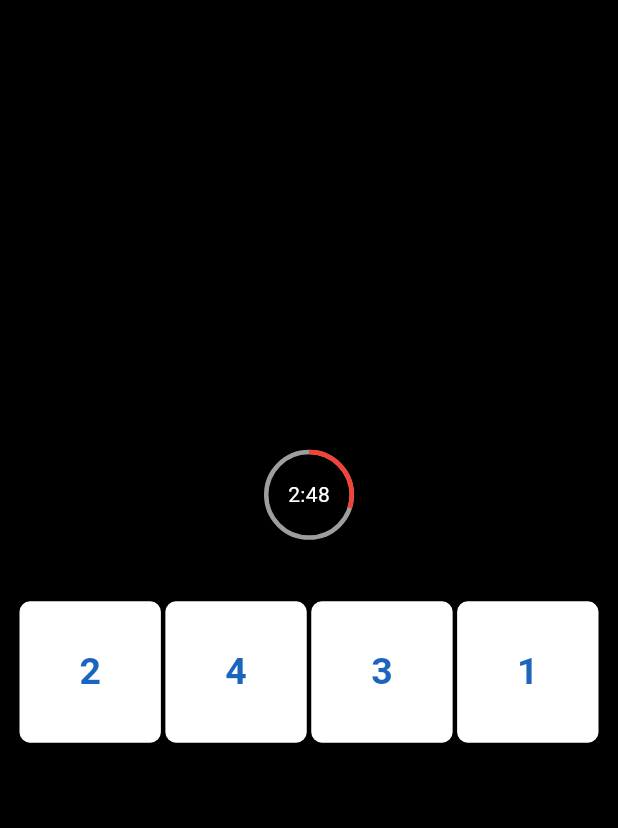
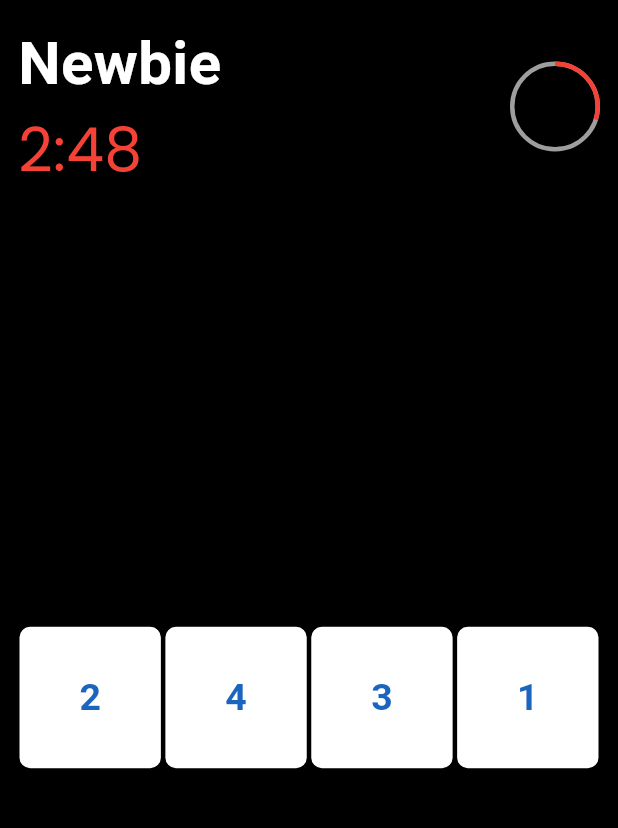
Before and after one commit to Sahil-Kundaliya/my_game, a Flutter app: the BrainTapScreen screen opened by its route, after a tap on "Start", on a phone screen of 412 x 824 dp, the part 63-891 px from its top. Run offline on Flutter 3.47's test engine with Material 3 defaults, Android fonts, the phone set to English and light mode, and no system bars; drawn by our look-alikes of percent_indicator; our stand-ins replace confetti, flutter_bloc, google_fonts.

Commit message:
Add new levels and improve Brain Tap UI/logic
Introduces new game levels and level names to Brain Tap, updates the cubit logic for level progression, and adds a TimerTextModel for enhanced timer display with color changes. Refactors the break and game over screens with new widgets and improved UI, and updates the main game widget to show level names and timer styling.

```diff
--- a/lib/features/brain_tap/cubits/brain_tap_cubit.dart
+++ b/lib/features/brain_tap/cubits/brain_tap_cubit.dart
@@ -1,8 +1,11 @@
 import 'dart:async';
 
+import 'package:flutter/material.dart';
 import 'package:flutter_bloc/flutter_bloc.dart';
+import 'package:my_game/constants/app_colors.dart';
 import 'package:my_game/features/brain_tap/cubits/brain_tap_state.dart';
 import 'package:my_game/features/brain_tap/models/number_model.dart';
+import 'package:my_game/features/brain_tap/models/timer_text_model.dart';
 import 'package:my_game/utils/global_helper.dart';
 
 class BrainTabCubit extends Cubit<BrainTabState> {
@@ -11,7 +14,17 @@ class BrainTabCubit extends Cubit<BrainTabState> {
   List<NumberModel> allNumber = [];
   List<int> selectedNumber = [];
   int selectedGameIndex = -1;
-  List<int> allGameIndex = [4, 6, 12, 16, 25];
+
+  List<int> allGameIndex = [4, 6, 12, 16, 25, 30, 40];
+  List<String> allGameLevel = [
+    "Newbie", // 4
+    "Beginner", // 6
+    "Rookie", // 12
+    "Intermediate", // 16
+    "Advanced", // 25
+    "Expert", // 30
+    "Master" // 40
+  ];
   int gridviewCrossAxisCount = 5;
   Timer? _ticker;
   Timer? _breakTicker;
@@ -52,7 +65,10 @@ class BrainTabCubit extends Cubit<BrainTabState> {
     selectedNumber.clear();
 
     var gameIndex = allGameIndex[selectedGameIndex];
-    if (gameIndex >= 25) {
+    if (gameIndex > 25) {
+      gridviewCrossAxisCount = 6;
+    }
+    if (gameIndex == 25) {
       gridviewCrossAxisCount = 5;
     } else {
       gridviewCrossAxisCount = 4;
@@ -108,9 +124,11 @@ class BrainTabCubit extends Cubit<BrainTabState> {
     }
 
     if (allNumber.length == selectedNumber.length) {
-      if (selectedGameIndex == (allNumber.length - 1)) {
+      if (selectedGameIndex == (allGameIndex.length - 1)) {
         playerWin = true;
         emit(BrainTapGameOverState());
+        _ticker?.cancel();
+        return;
       }
       _ticker?.cancel();
       _onBreakTimer();
@@ -134,10 +152,12 @@ class BrainTabCubit extends Cubit<BrainTabState> {
     emit(BrainTapInitialState());
   }
 
-  String get formattedTime {
+  TimerTextModel get formattedTime {
     int seconds = timerCount ~/ 1000;
     int millis =
         ((timerCount % 1000) / (1000 / 60)).floor(); // convert ms to 0–59 scale
-    return '$seconds:${millis.toString().padLeft(2, '0')}';
+    String time = '$seconds:${millis.toString().padLeft(2, '0')}';
+    Color timerColor = seconds <= 5 ? AppColors.redColor : AppColors.whiteColor;
+    return TimerTextModel(timerValue: time, timerColor: timerColor);
   }
 }
--- /dev/null
+++ b/lib/features/brain_tap/models/timer_text_model.dart
@@ -0,0 +1,7 @@
+import 'package:flutter/material.dart';
+
+class TimerTextModel {
+  TimerTextModel({required this.timerColor, required this.timerValue});
+  String timerValue;
+  Color timerColor;
+}
--- a/lib/features/brain_tap/screens/brain_tap_page.dart
+++ b/lib/features/brain_tap/screens/brain_tap_page.dart
@@ -1,9 +1,11 @@
+import 'package:confetti/confetti.dart';
 import 'package:flutter/material.dart';
 import 'package:flutter_bloc/flutter_bloc.dart';
 import 'package:my_game/constants/app_colors.dart';
 import 'package:my_game/constants/app_text_styles.dart';
 import 'package:my_game/features/brain_tap/cubits/brain_tap_cubit.dart';
 import 'package:my_game/features/brain_tap/cubits/brain_tap_state.dart';
+import 'package:my_game/features/brain_tap/widgets/brain_tap_game_break_widget.dart';
 import 'package:my_game/features/brain_tap/widgets/brain_tap_game_widget.dart';
 import 'package:my_game/features/brain_tap/widgets/brain_tap_game_over_widget.dart';
 import 'package:my_game/features/brain_tap/widgets/select_game_index.dart';
@@ -14,7 +16,14 @@ class BrainTapScreen extends StatelessWidget {
 
   @override
   Widget build(BuildContext context) {
-    return Scaffold(
+    return BlocProvider<BrainTabCubit>(
+      create: (context) => BrainTabCubit(),
+      child:
+          BlocBuilder<BrainTabCubit, BrainTabState>(builder: (context, state) {
+        var brainTabCubit = context.read<BrainTabCubit>();
+        return Stack(
+          children: [
+            Scaffold(
               backgroundColor: AppColors.blackColor,
               appBar: AppBar(
                 leading: const SizedBox(),
@@ -27,12 +36,7 @@ class BrainTapScreen extends StatelessWidget {
                 child: SizedBox(
                   height: MediaQuery.sizeOf(context).height,
                   width: double.infinity,
-          child: BlocProvider<BrainTabCubit>(
-              create: (context) => BrainTabCubit(),
-              child: BlocBuilder<BrainTabCubit, BrainTabState>(
-                  builder: (context, state) {
-                var brainTabCubit = context.read<BrainTabCubit>();
-
+                  child: Builder(builder: (context) {
                     if (state is BrainTapInitialState) {
                       return SelectGameIndex(
                         onStart: () {
@@ -45,39 +49,45 @@ class BrainTapScreen extends StatelessWidget {
                       return const BrainTapGameWidget();
                     }
 
+                    if (state is BrainTapBreakState) {
+                      return BrainTapGameBreakWidget(
+                        nextLevel: brainTabCubit
+                            .allGameLevel[brainTabCubit.selectedGameIndex + 1],
+                        breakTime: brainTabCubit.breakTimerCount.toString(),
+                      );
+                    }
                     if (state is BrainTapGameOverState) {
                       return BrainTapGameOverWidget(
                         onRestart: () {
                           brainTabCubit.restartGame();
                         },
                         isGameWin: brainTabCubit.playerWin,
-                  );
-                }
-
-                if (state is BrainTapBreakState) {
-                  return Column(
-                    mainAxisAlignment: MainAxisAlignment.center,
-                    children: [
-                      const Text(
-                        "Next level\nstart in",
-                        textAlign: TextAlign.center,
-                        style: TextStyle(
-                            fontSize: 25,
-                            fontWeight: FontWeight.bold,
-                            color: AppColors.whiteColor),
-                      ),
-                      Text(
-                        brainTabCubit.breakTimerCount.toString(),
-                        style: AppTextStyles.robotoStyle(
-                            fontSize: 130, color: AppColors.redColor),
-                      ),
-                    ],
+                        lastLevelName: brainTabCubit.allGameLevel.last,
                       );
                     }
                     return const Center(child: CircularProgressIndicator());
-              })),
+                  }),
                 ),
               ),
+            ),
+          ],
+          // Align(
+          //   alignment: Alignment.topCenter, // Or any position
+          //   child: ConfettiWidget(
+          //     confettiController: _controller,
+          //     blastDirectionality: BlastDirectionality.explosive,
+          //     shouldLoop: false,
+          //     colors: const [
+          //       Colors.green,
+          //       Colors.blue,
+          //       Colors.pink,
+          //       Colors.orange,
+          //       Colors.purple
+          //     ],
+          //   ),
+          // ),
+        );
+      }),
     );
   }
 }
--- a/lib/features/brain_tap/widgets/brain_tap_game_widget.dart
+++ b/lib/features/brain_tap/widgets/brain_tap_game_widget.dart
@@ -1,6 +1,7 @@
 import 'package:flutter/material.dart';
 import 'package:flutter_bloc/flutter_bloc.dart';
 import 'package:my_game/constants/app_colors.dart';
+import 'package:my_game/constants/app_text_styles.dart';
 import 'package:my_game/features/brain_tap/cubits/brain_tap_cubit.dart';
 import 'package:my_game/features/brain_tap/cubits/brain_tap_state.dart';
 import 'package:percent_indicator/circular_percent_indicator.dart';
@@ -18,35 +19,59 @@ class BrainTapGameWidget extends StatelessWidget {
           var brainTabCubit = context.read<BrainTabCubit>();
 
           return Column(
-            mainAxisAlignment: MainAxisAlignment.center,
+            crossAxisAlignment: CrossAxisAlignment.center,
             children: [
               Padding(
-                padding: const EdgeInsets.only(bottom: 40),
-                child: CircularPercentIndicator(
+                padding: const EdgeInsets.only(right: 12, left: 12, bottom: 20),
+                child: Row(
+                  mainAxisAlignment: MainAxisAlignment.spaceBetween,
+                  children: [
+                    Column(
+                      crossAxisAlignment: CrossAxisAlignment.start,
+                      children: [
+                        Text(
+                          brainTabCubit
+                              .allGameLevel[brainTabCubit.selectedGameIndex],
+                          textAlign: TextAlign.center,
+                          style: const TextStyle(
+                              fontSize: 40,
+                              fontWeight: FontWeight.bold,
+                              color: AppColors.whiteColor),
+                        ),
+                        Text(
+                          brainTabCubit.formattedTime.timerValue,
+                          style: AppTextStyles.poppinStyle(
+                              fontSize: 40,
+                              color: brainTabCubit.formattedTime.timerColor),
+                        ),
+                      ],
+                    ),
+                    CircularPercentIndicator(
                       radius: 30.0,
                       lineWidth: 3.0,
                       percent: brainTabCubit.getTimerPercentage() ?? 0.4,
-                  center: Text(
-                    brainTabCubit.formattedTime,
-                    style: const TextStyle(color: AppColors.whiteColor),
-                  ),
                       progressColor: Colors.red,
                       backgroundColor: AppColors.greyColor,
                     ),
+                  ],
                 ),
-              Padding(
+              ),
+              Expanded(
+                child: Center(
+                  child: Padding(
                       padding: const EdgeInsets.symmetric(horizontal: 12),
                       child: GridView.count(
                         crossAxisCount: brainTabCubit.gridviewCrossAxisCount,
                         crossAxisSpacing: 1,
                         mainAxisSpacing: 1,
                         shrinkWrap: true,
+                        physics: const NeverScrollableScrollPhysics(),
                         children: List.generate(
                           brainTabCubit.allNumber.length,
                           (index) {
                             var numberIndex = brainTabCubit.allNumber[index];
-                        bool isClicked =
-                            brainTabCubit.isIndexClicked(numberIndex.number);
+                            bool isClicked = brainTabCubit
+                                .isIndexClicked(numberIndex.number);
                             return GestureDetector(
                               onTap: () {
                                 brainTabCubit.tapNumber(numberIndex.number);
@@ -59,8 +84,8 @@ class BrainTapGameWidget extends StatelessWidget {
                                       color: isClicked
                                           ? Colors.grey.shade100
                                           : Colors.white,
-                                  border:
-                                      Border.all(color: AppColors.blackColor),
+                                      border: Border.all(
+                                          color: AppColors.blackColor),
                                       borderRadius: BorderRadius.circular(8)),
                                   child: Center(
                                     child: Text(
@@ -79,7 +104,9 @@ class BrainTapGameWidget extends StatelessWidget {
                             );
                           },
                         ),
-                  ))
+                      )),
+                ),
+              )
             ],
           );
         });
```
Also changed, not shown: lib/features/brain_tap/widgets/brain_tap_game_break_widget.dart (added, +45 -0 lines), lib/features/brain_tap/widgets/brain_tap_game_over_widget.dart (+51 -20 lines). Lines whose indentation alone changed are shown as unchanged.
